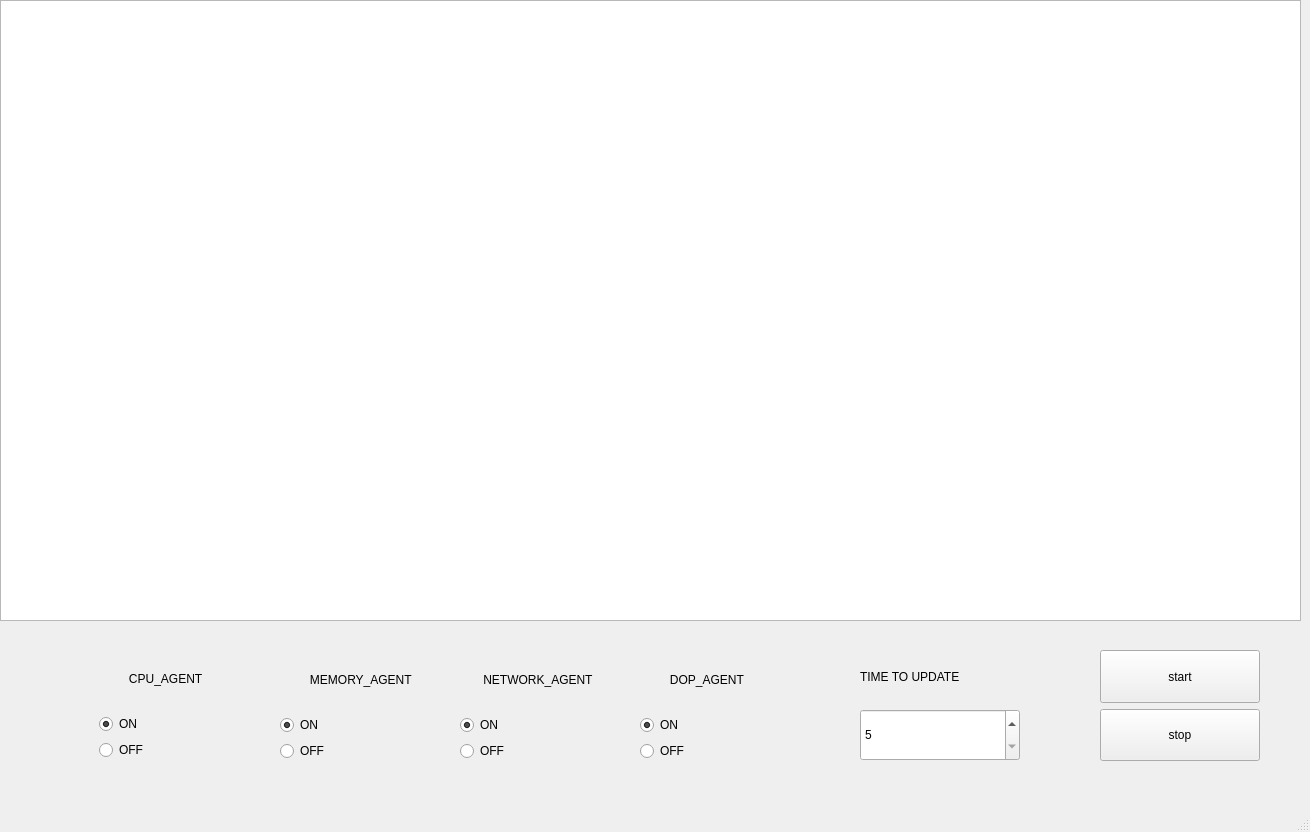
mrdamos69/MonitoringSystem, file view_monitoring_system/view.ui: the form before one commit.
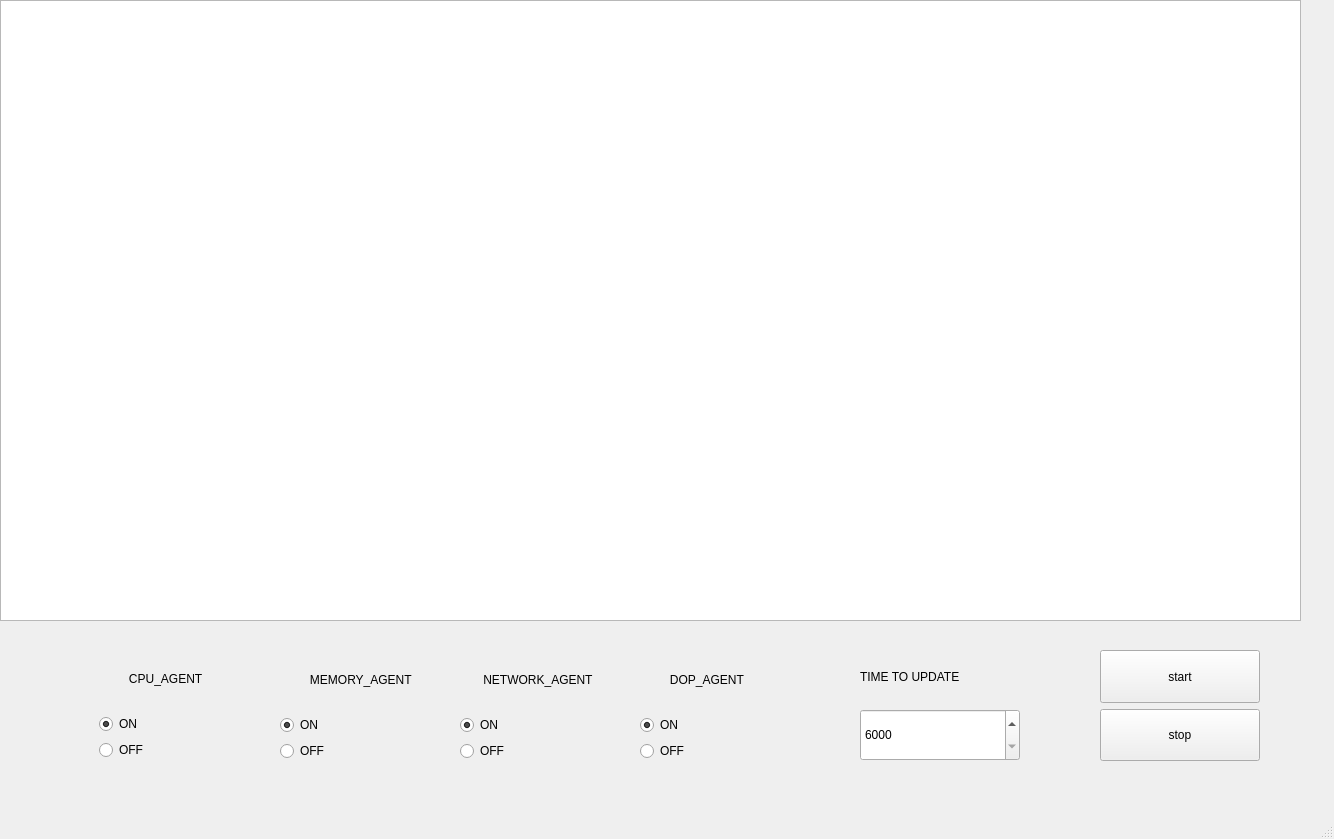
The form after the commit.

```diff
--- a/view_monitoring_system/view.ui
+++ b/view_monitoring_system/view.ui
@@ -6,13 +6,25 @@
    <rect>
     <x>0</x>
     <y>0</y>
-    <width>1310</width>
-    <height>832</height>
+    <width>1334</width>
+    <height>839</height>
    </rect>
   </property>
+  <property name="maximumSize">
+   <size>
+    <width>16777</width>
+    <height>16778</height>
+   </size>
+  </property>
   <property name="windowTitle">
    <string>view</string>
   </property>
+  <property name="iconSize">
+   <size>
+    <width>24</width>
+    <height>24</height>
+   </size>
+  </property>
   <widget class="QWidget" name="centralwidget">
    <widget class="QTextBrowser" name="textBrowser">
     <property name="enabled">
@@ -229,7 +241,10 @@
         </sizepolicy>
        </property>
        <property name="minimum">
-        <number>5</number>
+        <number>6000</number>
+       </property>
+       <property name="maximum">
+        <number>60000</number>
        </property>
       </widget>
      </item>
```
Left out of the diff: 2 changed lines with no effect on the pictures.
